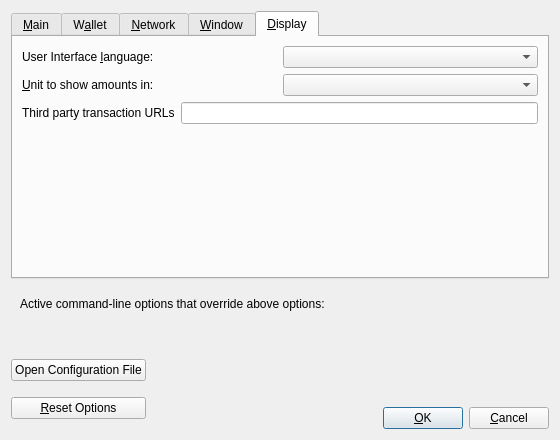
This is src/qt/forms/optionsdialog.ui in BlueDragon747/lithium as Qt 5 draws it before an edit. The edited form follows.
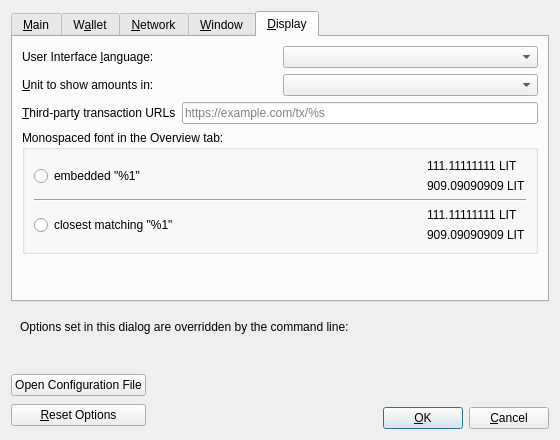
This is the edited form. The open tabs and pages were chosen to show the change. Custom widgets are drawn as their Qt base class.

```diff
--- a/src/qt/forms/optionsdialog.ui
+++ b/src/qt/forms/optionsdialog.ui
@@ -610,7 +610,7 @@
             <string>Third party URLs (e.g. a block explorer) that appear in the transactions tab as context menu items. %s in the URL is replaced by transaction hash. Multiple URLs are separated by vertical bar |.</string>
            </property>
            <property name="text">
-            <string>Third party transaction URLs</string>
+            <string>&amp;Third-party transaction URLs</string>
            </property>
            <property name="buddy">
             <cstring>thirdPartyTxUrls</cstring>
@@ -620,12 +620,115 @@
          <item>
           <widget class="QLineEdit" name="thirdPartyTxUrls">
            <property name="toolTip">
-            <string>Third party URLs (e.g. a block explorer) that appear in the transactions tab as context menu items. %s in the URL is replaced by transaction hash. Multiple URLs are separated by vertical bar |.</string>
+            <string>Third-party URLs (e.g. a block explorer) that appear in the transactions tab as context menu items. %s in the URL is replaced by transaction hash. Multiple URLs are separated by vertical bar |.</string>
+           </property>
+           <property name="placeholderText">
+            <string notr="true">https://example.com/tx/%s</string>
            </property>
           </widget>
          </item>
         </layout>
        </item>
+       <item>
+        <widget class="QGroupBox" name="font_groupBox">
+         <property name="title">
+          <string>Monospaced font in the Overview tab:</string>
+         </property>
+         <layout class="QVBoxLayout" name="font_verticalLayout">
+          <item>
+           <layout class="QHBoxLayout" name="embeddedFont_horizontalLayout">
+            <item>
+             <widget class="QRadioButton" name="embeddedFont_radioButton">
+              <property name="text">
+               <string>embedded &quot;%1&quot;</string>
+              </property>
+             </widget>
+            </item>
+            <item>
+             <spacer name="embeddedFont_horizontalSpacer">
+              <property name="orientation">
+               <enum>Qt::Horizontal</enum>
+              </property>
+              <property name="sizeHint" stdset="0">
+               <size>
+                <width>40</width>
+                <height>20</height>
+               </size>
+              </property>
+             </spacer>
+            </item>
+            <item>
+             <layout class="QVBoxLayout" name="embeddedFont_verticalLayout">
+              <item>
+               <widget class="QLabel" name="embeddedFont_label_1">
+                <property name="text">
+                 <string notr="true">111.11111111 LIT</string>
+                </property>
+               </widget>
+              </item>
+              <item>
+               <widget class="QLabel" name="embeddedFont_label_9">
+                <property name="text">
+                 <string notr="true">909.09090909 LIT</string>
+                </property>
+               </widget>
+              </item>
+             </layout>
+            </item>
+           </layout>
+          </item>
+          <item>
+           <widget class="Line" name="font_line">
+            <property name="orientation">
+             <enum>Qt::Horizontal</enum>
+            </property>
+           </widget>
+          </item>
+          <item>
+           <layout class="QHBoxLayout" name="systemFont_horizontalLayout">
+            <item>
+             <widget class="QRadioButton" name="systemFont_radioButton">
+              <property name="text">
+               <string>closest matching &quot;%1&quot;</string>
+              </property>
+             </widget>
+            </item>
+            <item>
+             <spacer name="systemFont_horizontalSpacer">
+              <property name="orientation">
+               <enum>Qt::Horizontal</enum>
+              </property>
+              <property name="sizeHint" stdset="0">
+               <size>
+                <width>40</width>
+                <height>20</height>
+               </size>
+              </property>
+             </spacer>
+            </item>
+            <item>
+             <layout class="QVBoxLayout" name="systemFont_verticalLayout">
+              <item>
+               <widget class="QLabel" name="systemFont_label_1">
+                <property name="text">
+                 <string notr="true">111.11111111 LIT</string>
+                </property>
+               </widget>
+              </item>
+              <item>
+               <widget class="QLabel" name="systemFont_label_9">
+                <property name="text">
+                 <string notr="true">909.09090909 LIT</string>
+                </property>
+               </widget>
+              </item>
+             </layout>
+            </item>
+           </layout>
+          </item>
+         </layout>
+        </widget>
+       </item>
        <item>
         <spacer name="verticalSpacer_Display">
          <property name="orientation">
@@ -651,7 +754,7 @@
         <item>
          <widget class="QLabel" name="overriddenByCommandLineInfoLabel">
           <property name="text">
-           <string>Active command-line options that override above options:</string>
+           <string>Options set in this dialog are overridden by the command line:</string>
           </property>
           <property name="textFormat">
            <enum>Qt::PlainText</enum>
```
Left out of the diff: 174 changed lines with no effect on the pictures.
